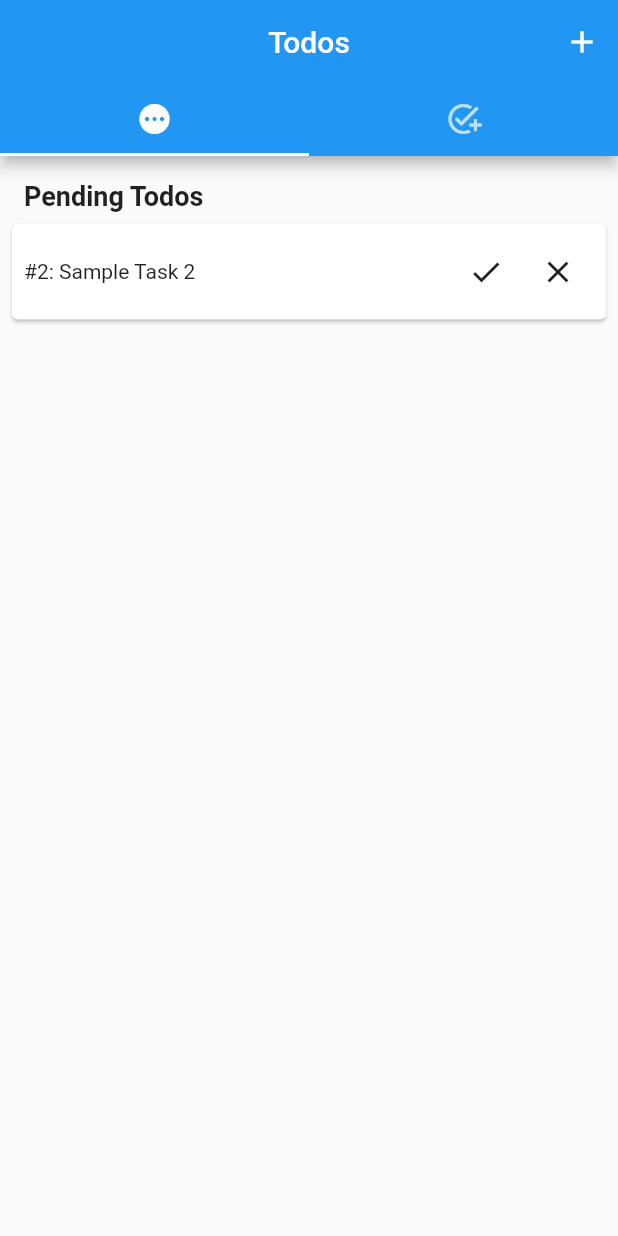
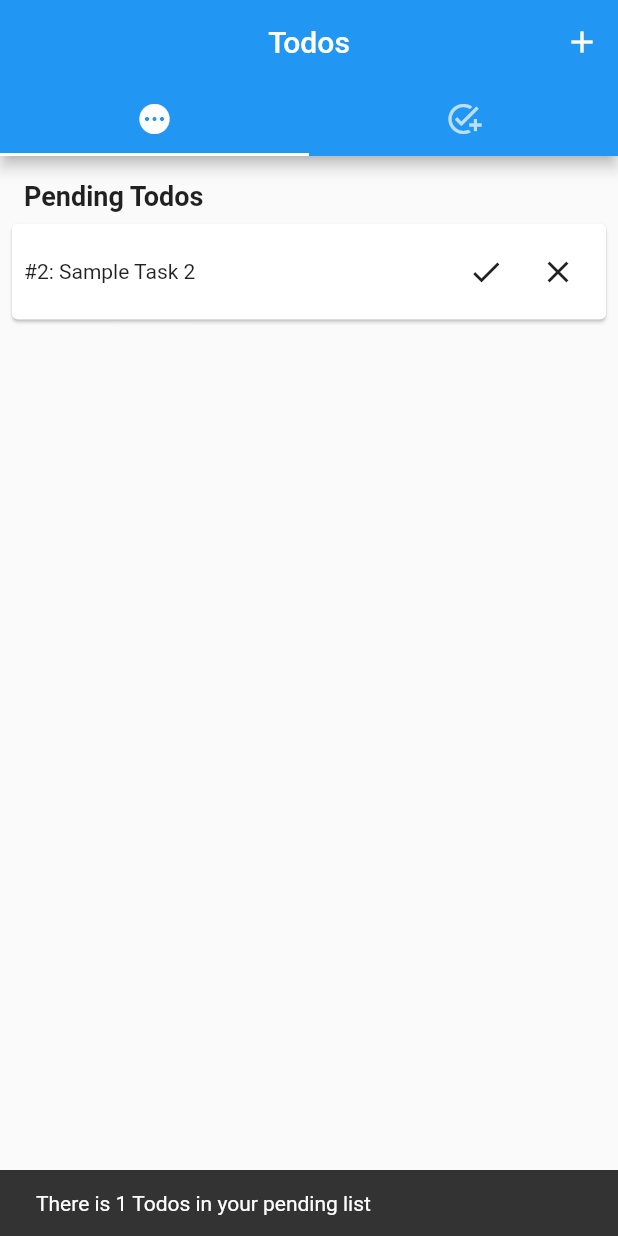
Before and after one commit to MatthieuNadeau96/todos, a Flutter app: the screen it shows after launch, after a tap on the "check" icon, on a phone screen of 412 x 824 dp. Run offline on Flutter 3.47's test engine with Material 2 defaults, Android fonts, the phone set to English and light mode, and no system bars; our stand-ins replace equatable, flutter_bloc.

Commit message:
Replace BlocBuilder w/ BlocConsumer and add Listener to update a snackbar in HomeScreen

```diff
--- a/lib/screens/home_screen.dart
+++ b/lib/screens/home_screen.dart
@@ -65,9 +65,21 @@ class HomeScreen extends StatelessWidget {
     );
   }
 
-  BlocBuilder<TodosFilterBloc, TodosFilterState> _todosBuilder(
+  BlocConsumer<TodosFilterBloc, TodosFilterState> _todosBuilder(
       String headerText) {
-    return BlocBuilder<TodosFilterBloc, TodosFilterState>(
+    return BlocConsumer<TodosFilterBloc, TodosFilterState>(
+      listener: (context, state) {
+        if (state is TodosFilterLoaded) {
+          ScaffoldMessenger.of(context).showSnackBar(
+            SnackBar(
+              duration: const Duration(seconds: 1),
+              content: Text(
+                'There is ${state.filteredTodos.length} Todos in your ${state.todosFilter.toString().split('.').last} list',
+              ),
+            ),
+          );
+        }
+      },
       builder: (context, state) {
         print('----> ${state}');
         if (state is TodosFilterLoading) {
```
